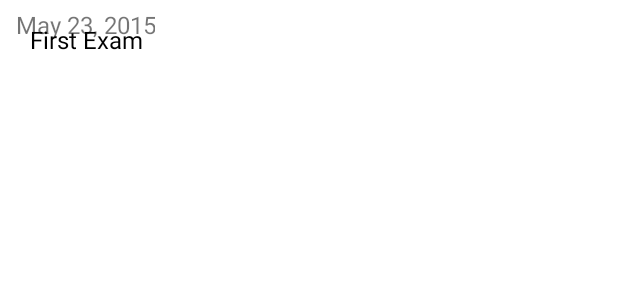
After one commit to breazzzy/SoftwareMethodology_Project5, an Android app: the layout donut_card.xml on its own in the app's theme, with its tools: preview values and no code run, on a phone screen of 412 x 824 dp. The commit adds this screen. Shown: the top 300 px of the screen. Run offline under Robolectric (Android 15) with nearby library versions, the phone set to English and light mode, and no system bars.

Commit message:
Fixed donut activity

```diff
--- a/app/src/main/java/com.group9.project5/model/DonutAdapter.java
+++ b/app/src/main/java/com.group9.project5/model/DonutAdapter.java
@@ -1,6 +1,7 @@
 package com.group9.project5.model;
 
 import android.content.Context;
+import android.util.Log;
 import android.view.LayoutInflater;
 import android.view.View;
 import android.view.ViewGroup;
@@ -28,14 +29,15 @@ public class DonutAdapter extends RecyclerView.Adapter<DonutAdapter.DonutHolder>
     @NonNull
     @Override
     public DonutHolder onCreateViewHolder(@NonNull ViewGroup parent, int viewType) {
-        return new DonutHolder(LayoutInflater.from(context).inflate(R.layout.donut_view,parent,false));
+        return new DonutHolder(LayoutInflater.from(context).inflate(R.layout.donut_card,parent,false));
     }
 
     @Override
-    public void onBindViewHolder(@NonNull DonutHolder holder, int position) {
-        holder.donutView.setText(donuts.get(position).getFlavor());
+    public void onBindViewHolder(final DonutHolder holder, final int position) {
         holder.imageView.setImageResource(donuts.get(position).getImage());
         holder.priceView.setText(donuts.get(position).getPrice());
+        holder.donutView.setText(donuts.get(position).getFlavor());
+
     }
 
     @Override
@@ -49,11 +51,11 @@ public class DonutAdapter extends RecyclerView.Adapter<DonutAdapter.DonutHolder>
         protected Button btn_add;
         protected ConstraintLayout parentLayout; //this is the row layout
 
-        public DonutHolder(@NonNull View itemView) {
+        public DonutHolder(View itemView) {
             super(itemView);
-            donutView = itemView.findViewById(R.id.flavorView);
-            priceView = itemView.findViewById(R.id.priceView);
-            imageView = itemView.findViewById(R.id.imageView);
+            donutView = (TextView) itemView.findViewById(R.id.donutFlavor);
+            priceView = (TextView) itemView.findViewById(R.id.donutPrice);
+            imageView = (ImageView) itemView.findViewById(R.id.donutImage);
             /*btn_add = itemView.findViewById(R.id.btn_add);
             setAddButtonOnClick(itemView); //register the onClicklistener for the button on each row.
 
--- /dev/null
+++ b/app/src/main/res/layout/donut_card.xml
@@ -0,0 +1,40 @@
+<?xml version="1.0" encoding="utf-8"?>
+<RelativeLayout
+    xmlns:android="http://schemas.android.com/apk/res/android"
+    xmlns:app="http://schemas.android.com/apk/res-auto"
+    android:layout_width="match_parent"
+    android:layout_height="105dp">
+
+
+    <TextView
+        android:layout_width="200dp"
+        android:id="@+id/donutFlavor"
+        android:textSize="16sp"
+        android:layout_marginStart="20dp"
+        android:text="First Exam"
+        android:textColor="@color/black"
+        android:layout_marginEnd="20dp"
+        android:maxLines="1"
+        android:layout_marginTop="15dp"
+        android:layout_height="wrap_content"/>
+
+    <ImageView
+        android:id="@+id/donutImage"
+        android:layout_width="20dp"
+        android:layout_height="20dp"
+        android:layout_marginStart="20dp"
+        android:layout_marginTop="7dp"/>
+
+    <TextView
+        android:id="@+id/donutPrice"
+        android:layout_width="wrap_content"
+        android:layout_height="wrap_content"
+        android:layout_marginTop="5dp"
+        android:layout_marginEnd="20dp"
+        android:layout_marginStart="10dp"
+        android:gravity="center"
+        android:text="May 23, 2015"
+        android:textSize="16sp"/>
+
+
+</RelativeLayout>
```
